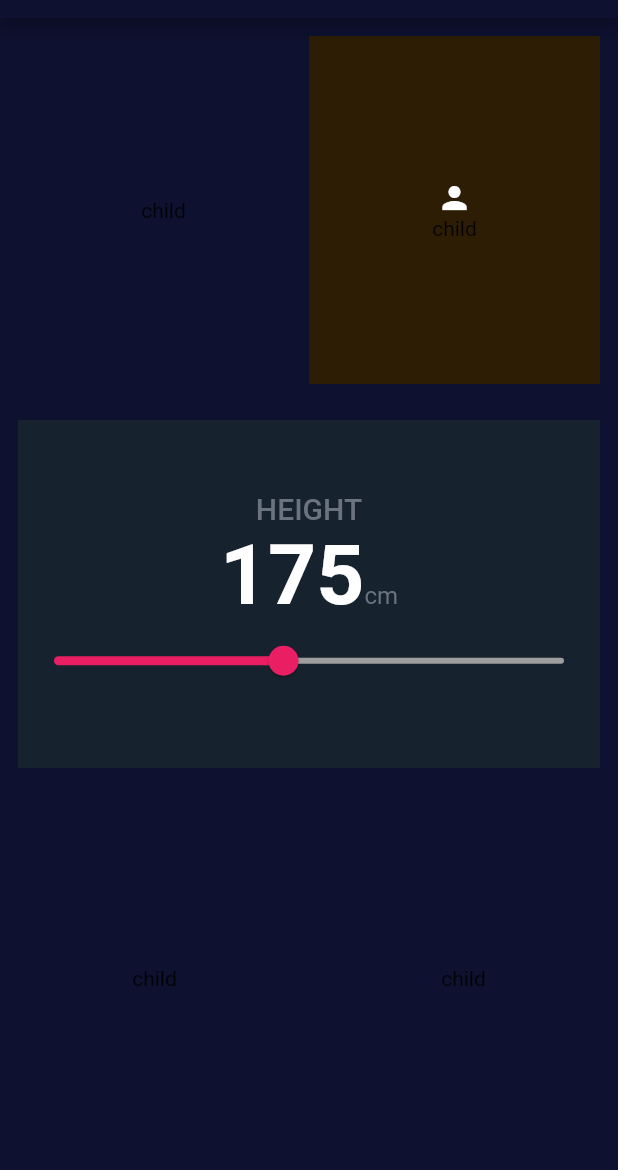
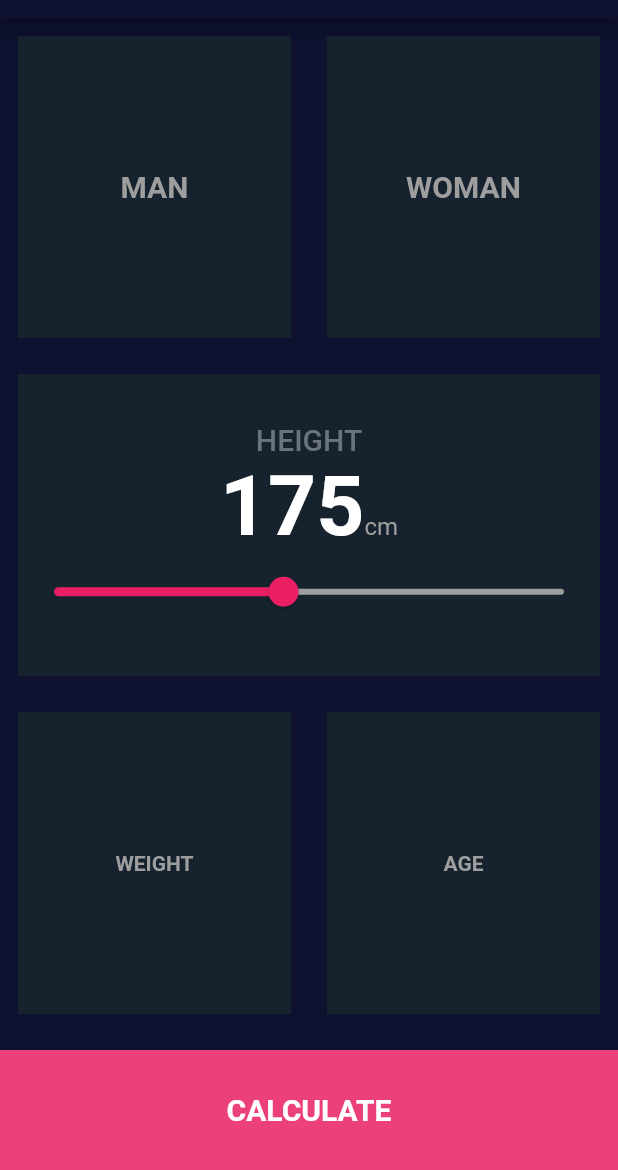
Before and after one commit to wentao3970/bmi-calculator-flutter, a Flutter app: the screen it shows after launch, on a phone screen of 412 x 824 dp, the part 66-1236 px from its top. Run offline on Flutter 3.47's test engine with Material 2 defaults, Android fonts, the phone set to English and light mode, and no system bars; our stand-ins replace velocity_x.

Commit message:
refactored inputpage, extracted itemcell to created cards.

```diff
--- a/lib/input_page.dart
+++ b/lib/input_page.dart
@@ -1,7 +1,11 @@
+import 'package:bmi_calculator/result_page.dart';
 import 'package:flutter/material.dart';
 import 'package:velocity_x/velocity_x.dart';
 
+import 'item_cell.dart';
+
 const backgroundColor = Color(0xFF0E112F);
+const _kTextColor = Colors.grey;
 
 class InputPage extends StatefulWidget {
   @override
@@ -26,28 +30,27 @@ class _InputPageState extends State<InputPage> {
               child: Row(
                 children: [
                   Expanded(
-                    child: Container(
-                      child: 'child'.text.makeCentered(),
+                    child: ItemCell(
+                      childWidget: 'MAN'
+                          .text
+                          .bold
+                          .headline6(context)
+                          .color(_kTextColor)
+                          .make(),
                     ),
                   ),
                   Expanded(
-                    child: Container(
-                      width: double.infinity,
-                      color: Color(0xFF2D1D04),
-                      child: Column(
-                        mainAxisAlignment: MainAxisAlignment.center,
-                        children: [
-                          Icon(
-                            Icons.person,
-                            color: Colors.white,
-                          ),
-                          'child'.text.makeCentered(),
-                        ],
-                      ),
+                    child: ItemCell(
+                      childWidget: 'WOMAN'
+                          .text
+                          .bold
+                          .headline6(context)
+                          .color(_kTextColor)
+                          .make(),
                     ),
                   ),
                 ],
-              ).p12(),
+              ),
             ),
             Expanded(
               child: Container(
@@ -64,7 +67,7 @@ class _InputPageState extends State<InputPage> {
                             .white
                             .bold
                             .make(),
-                        'cm'.text.subtitle1(context).gray500.make(),
+                        'cm'.text.subtitle1(context).color(_kTextColor).make(),
                       ],
                       mainAxisAlignment: MainAxisAlignment.center,
                       crossAxisAlignment: CrossAxisAlignment.baseline,
@@ -91,18 +94,44 @@ class _InputPageState extends State<InputPage> {
               child: Row(
                 children: [
                   Expanded(
-                    child: Container(
-                      child: 'child'.text.makeCentered(),
+                    child: ItemCell(
+                      childWidget: 'weight'
+                          .text
+                          .uppercase
+                          .semiBold
+                          .color(_kTextColor)
+                          .make(),
                     ),
                   ),
                   Expanded(
-                    child: Container(
-                      child: 'child'.text.makeCentered(),
+                    child: ItemCell(
+                      childWidget: 'age'
+                          .text
+                          .uppercase
+                          .semiBold
+                          .color(_kTextColor)
+                          .make(),
                     ),
                   ),
                 ],
               ),
             ),
+            Container(
+              color: Colors.pink[400],
+              height: 80,
+              width: double.infinity,
+              child: 'calculate'
+                  .text
+                  .uppercase
+                  .headline6(context)
+                  .bold
+                  .white
+                  .makeCentered(),
+            ).pOnly(top: 12.0).onTap(() {
+              Navigator.push(context, MaterialPageRoute(builder: (context) {
+                return ResultPage();
+              }));
+            })
           ],
         ),
       ),
--- /dev/null
+++ b/lib/item_cell.dart
@@ -0,0 +1,18 @@
+import 'package:flutter/material.dart';
+import 'package:velocity_x/velocity_x.dart';
+
+const _kCardColor = Color(0xFF16232F);
+
+class ItemCell extends StatelessWidget {
+  final Widget childWidget;
+
+  const ItemCell({Key key, this.childWidget}) : super(key: key);
+
+  @override
+  Widget build(BuildContext context) {
+    return Container(
+      color: _kCardColor,
+      child: childWidget.centered(),
+    ).p12();
+  }
+}
--- /dev/null
+++ b/lib/result_page.dart
@@ -0,0 +1,21 @@
+import 'package:flutter/material.dart';
+import 'package:velocity_x/velocity_x.dart';
+
+import 'input_page.dart';
+
+class ResultPage extends StatelessWidget {
+  @override
+  Widget build(BuildContext context) {
+    return Scaffold(
+      backgroundColor: backgroundColor,
+      appBar: AppBar(
+        backgroundColor: Colors.transparent,
+        elevation: 0.0,
+        title: 'BMI Calculator'.text.make(),
+      ),
+      body: Container(
+        child: 'Calculation result'.text.white.make(),
+      ),
+    );
+  }
+}
```
